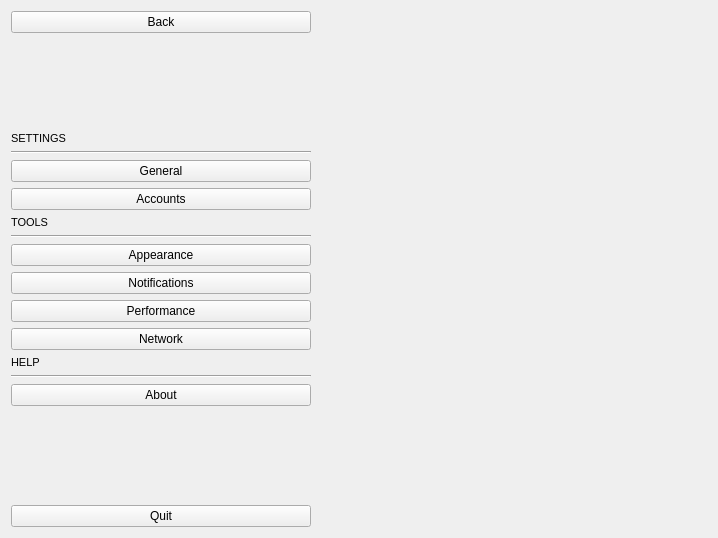
Before: the Qt Designer form zapzap/ui/ui_settings.ui in rafatosta/zapzap, drawn with Qt 5.
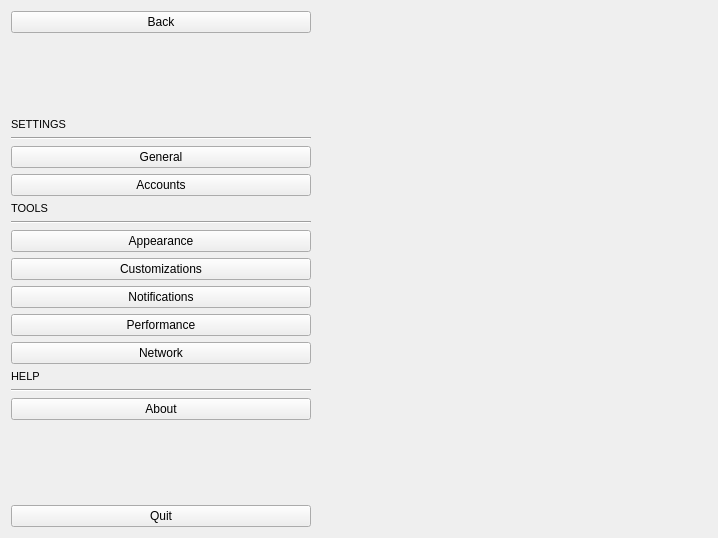
After: the same form once the commit is applied.

Commit message: Allow customizations like CSS, JS and Extensions

What changed in the file:
```diff
--- a/zapzap/ui/ui_settings.ui
+++ b/zapzap/ui/ui_settings.ui
@@ -186,6 +186,13 @@
                </property>
               </widget>
              </item>
+              <item>
+               <widget class="QPushButton" name="btn_page_customizations">
+                <property name="text">
+                 <string>Customizations</string>
+                </property>
+               </widget>
+              </item>
              <item>
               <widget class="QPushButton" name="btn_page_notifications">
                <property name="text">
```
Lines whose indentation alone changed are shown as unchanged. The commit also changes 10 other files.
